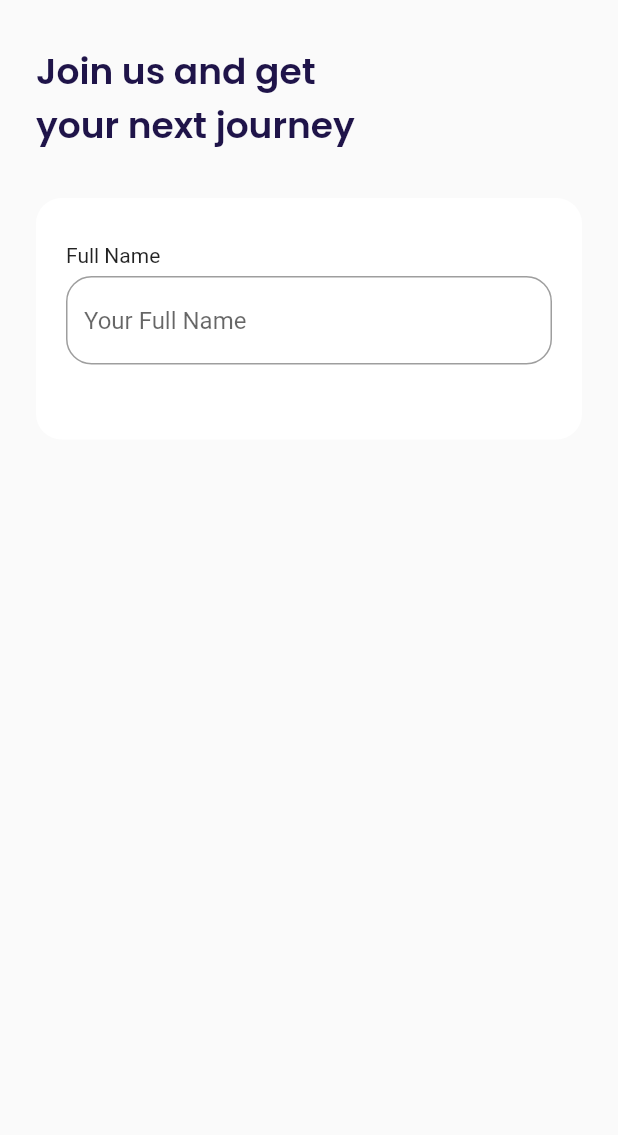
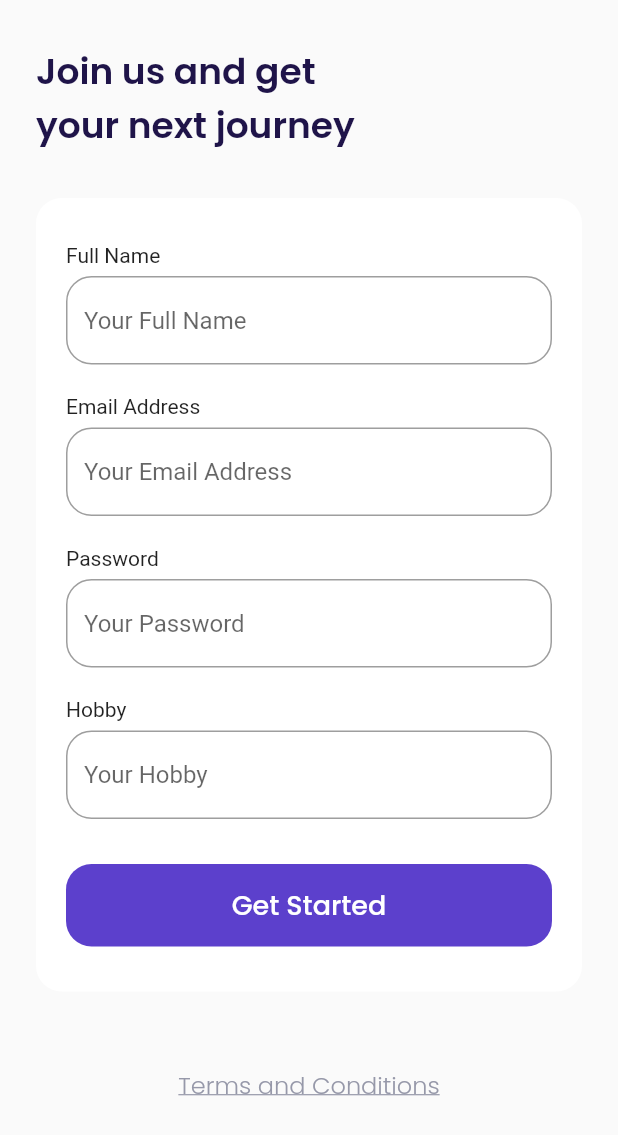
Before and after one commit to irmanyazid/travel-and-airplane-apps, a Flutter app: the SignUpPage screen opened by its route, on a phone screen of 412 x 824 dp. Shown: the top 1135 px of the screen. Run offline on Flutter 3.47's test engine with Material 2 defaults, Android fonts, the phone set to English and light mode, and no system bars; our stand-ins replace google_fonts.

Commit message:
slicing sign up input section 2

```diff
--- a/lib/ui/pages/sign_up_page.dart
+++ b/lib/ui/pages/sign_up_page.dart
@@ -1,4 +1,5 @@
 import 'package:airplane/shared/theme.dart';
+// import 'package:flutter/cupertino.dart';
 import 'package:flutter/material.dart';
 
 class SignUpPage extends StatelessWidget {
@@ -22,7 +23,7 @@ class SignUpPage extends StatelessWidget {
     }
 
     Widget inputSection() {
-      Widget emailInput() {
+      Widget nameInput() {
         return Container(
           margin: EdgeInsets.only(bottom: 20),
           child: Column(
@@ -58,6 +59,139 @@ class SignUpPage extends StatelessWidget {
         );
       }
 
+      Widget emailInput() {
+        return Container(
+          margin: EdgeInsets.only(bottom: 20),
+          child: Column(
+            crossAxisAlignment: CrossAxisAlignment.start,
+            children: [
+              Text(
+                'Email Address',
+              ),
+              SizedBox(
+                height: 6,
+              ),
+              TextFormField(
+                cursorColor: kBlackColor,
+                decoration: InputDecoration(
+                  hintText: 'Your Email Address',
+                  border: OutlineInputBorder(
+                    borderRadius: BorderRadius.circular(
+                      defaultRadius,
+                    ),
+                  ),
+                  focusedBorder: OutlineInputBorder(
+                    borderRadius: BorderRadius.circular(
+                      defaultRadius,
+                    ),
+                    borderSide: BorderSide(
+                      color: kPrimaryColor,
+                    ),
+                  ),
+                ),
+              ),
+            ],
+          ),
+        );
+      }
+
+      Widget passwordInput() {
+        return Container(
+          margin: EdgeInsets.only(bottom: 20),
+          child: Column(
+            crossAxisAlignment: CrossAxisAlignment.start,
+            children: [
+              Text(
+                'Password',
+              ),
+              SizedBox(
+                height: 6,
+              ),
+              TextFormField(
+                cursorColor: kBlackColor,
+                obscureText:
+                    true, //note: menghilangkan password menjadi bintang
+                decoration: InputDecoration(
+                  hintText: 'Your Password',
+                  border: OutlineInputBorder(
+                    borderRadius: BorderRadius.circular(
+                      defaultRadius,
+                    ),
+                  ),
+                  focusedBorder: OutlineInputBorder(
+                    borderRadius: BorderRadius.circular(
+                      defaultRadius,
+                    ),
+                    borderSide: BorderSide(
+                      color: kPrimaryColor,
+                    ),
+                  ),
+                ),
+              ),
+            ],
+          ),
+        );
+      }
+
+      Widget hobbyInput() {
+        return Container(
+          margin: EdgeInsets.only(bottom: 30),
+          child: Column(
+            crossAxisAlignment: CrossAxisAlignment.start,
+            children: [
+              Text(
+                'Hobby',
+              ),
+              SizedBox(
+                height: 6,
+              ),
+              TextFormField(
+                cursorColor: kBlackColor,
+                decoration: InputDecoration(
+                  hintText: 'Your Hobby',
+                  border: OutlineInputBorder(
+                    borderRadius: BorderRadius.circular(
+                      defaultRadius,
+                    ),
+                  ),
+                  focusedBorder: OutlineInputBorder(
+                    borderRadius: BorderRadius.circular(
+                      defaultRadius,
+                    ),
+                    borderSide: BorderSide(
+                      color: kPrimaryColor,
+                    ),
+                  ),
+                ),
+              ),
+            ],
+          ),
+        );
+      }
+
+      Widget submitButton() {
+        return Container(
+          width: double.infinity,
+          height: 55,
+          child: TextButton(
+            onPressed: () {},
+            style: TextButton.styleFrom(
+              backgroundColor: kPrimaryColor,
+              shape: RoundedRectangleBorder(
+                borderRadius: BorderRadius.circular(defaultRadius),
+              ),
+            ),
+            child: Text(
+              'Get Started',
+              style: whiteTextStyle.copyWith(
+                fontSize: 18,
+                fontWeight: medium,
+              ),
+            ),
+          ),
+        );
+      }
+
       return Container(
         margin: EdgeInsets.only(top: 30),
         padding: EdgeInsets.symmetric(
@@ -70,8 +204,30 @@ class SignUpPage extends StatelessWidget {
         ),
         child: Column(
           children: [
+            nameInput(),
             emailInput(),
+            passwordInput(),
+            hobbyInput(),
+            submitButton(),
           ],
+        ),
+      );
+    }
+
+    Widget tacButton() {
+      return Container(
+        alignment: Alignment.center,
+        margin: EdgeInsets.only(
+          top: 50,
+          bottom: 73,
+        ),
+        child: Text(
+          'Terms and Conditions',
+          style: greyTextStyle.copyWith(
+            fontSize: 16,
+            fontWeight: light,
+            decoration: TextDecoration.underline,
+          ),
         ),
       );
     }
@@ -86,6 +242,7 @@ class SignUpPage extends StatelessWidget {
           children: [
             title(),
             inputSection(),
+            tacButton(),
           ],
         ),
       ),
```
